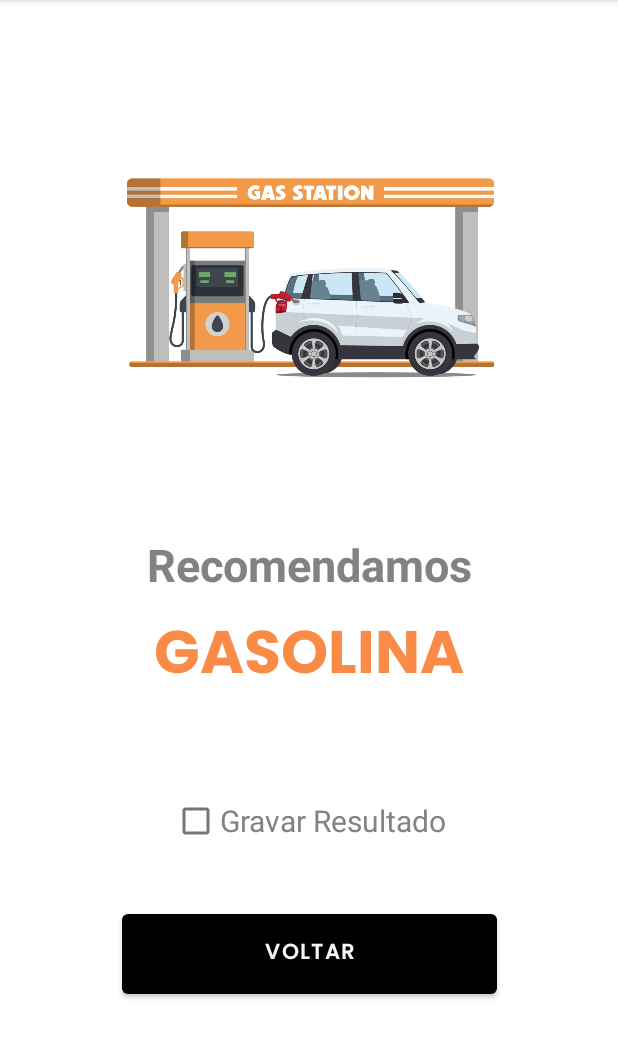
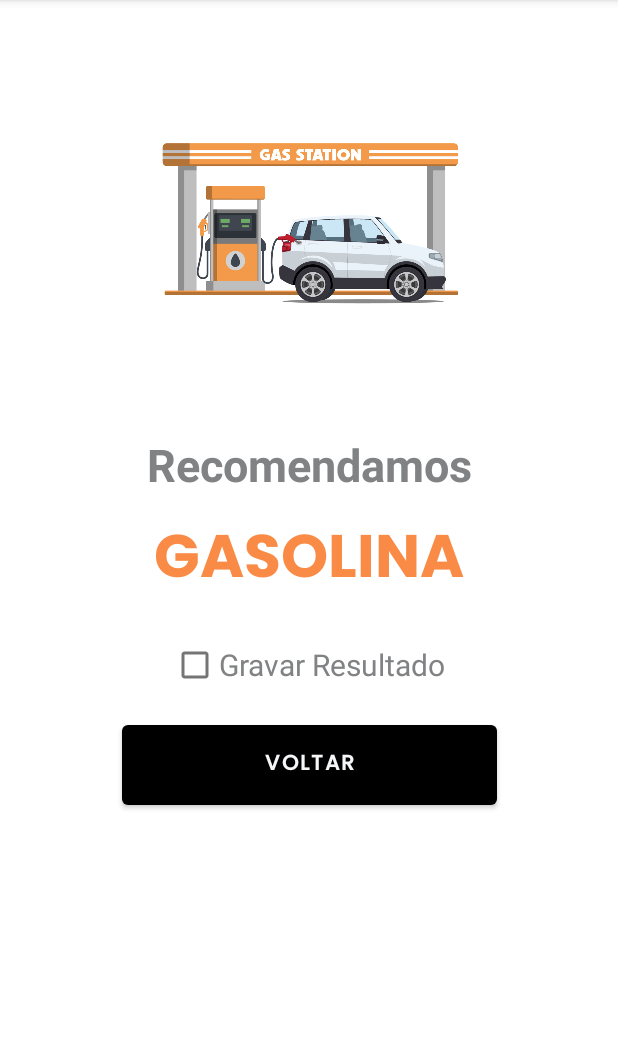
Before and after one commit to 08Gabriel/app_soa_combustivel, an Android app: the telaResultado screen opened directly, with no data from a screen before it, on a phone screen of 412 x 824 dp, the part 84-1143 px from its top. Run offline under Robolectric (Android 15) with nearby library versions, the phone set to English and light mode, and no system bars; Roboto replaces fonts that are not available here; 2 statements that could not run were skipped.

Commit message:
new files

```diff
--- a/app_comp_soa/app/src/main/java/com/gabrielprofirio_N568AC0/app_comp_soa/telaComparacao.java
+++ b/app_comp_soa/app/src/main/java/com/gabrielprofirio_N568AC0/app_comp_soa/telaComparacao.java
@@ -35,6 +35,7 @@ public class telaComparacao extends AppCompatActivity {
         comparar = findViewById(R.id.btnComparar);
         etEtanol = findViewById(R.id.etValorEtanol);
         etGasolina = findViewById(R.id.etValorGas);
+        etEtanol.requestFocus();
 
 
 
--- a/app_comp_soa/app/src/main/res/layout/activity_tela_resultado.xml
+++ b/app_comp_soa/app/src/main/res/layout/activity_tela_resultado.xml
@@ -11,7 +11,7 @@
         android:id="@+id/btnSalvar"
         android:layout_width="250dp"
         android:layout_height="65dp"
-        android:layout_marginBottom="99dp"
+        android:layout_marginTop="10dp"
         android:fontFamily="@font/poppins_medium"
         android:shadowColor="@color/white"
         android:text="@string/tlResultadoBtn"
@@ -19,9 +19,9 @@
         android:textStyle="bold"
         app:backgroundTint="@color/new_preto"
         app:elevation="30dp"
-        app:layout_constraintBottom_toBottomOf="parent"
         app:layout_constraintEnd_toEndOf="parent"
-        app:layout_constraintStart_toStartOf="parent" />
+        app:layout_constraintStart_toStartOf="parent"
+        app:layout_constraintTop_toBottomOf="@+id/cbSalvarDados" />
 
     <TextView
         android:id="@+id/textViewLblTitulo"
@@ -41,7 +41,7 @@
         android:id="@+id/textViewLblResultado"
         android:layout_width="wrap_content"
         android:layout_height="wrap_content"
-        android:layout_marginTop="48dp"
+        android:layout_marginTop="10dp"
         android:fontFamily="@font/poppins_bold"
         android:gravity="center_horizontal"
         android:text="@string/etanol"
@@ -50,28 +50,28 @@
         android:textStyle="bold"
         app:layout_constraintEnd_toEndOf="parent"
         app:layout_constraintStart_toStartOf="parent"
-        app:layout_constraintTop_toBottomOf="@+id/imagemResultado" />
+        app:layout_constraintTop_toBottomOf="@+id/textViewLblTitulo" />
 
     <ImageView
         android:id="@+id/imagemResultado"
-        android:layout_width="375dp"
-        android:layout_height="352dp"
-        android:layout_marginTop="4dp"
+        android:layout_width="302dp"
+        android:layout_height="289dp"
         app:layout_constraintEnd_toEndOf="parent"
         app:layout_constraintStart_toStartOf="parent"
-        app:layout_constraintTop_toTopOf="parent"
-        app:srcCompat="@drawable/etanol" />
+        app:srcCompat="@drawable/etanol"
+        tools:layout_editor_absoluteY="4dp" />
 
     <CheckBox
         android:id="@+id/cbSalvarDados"
         android:layout_width="wrap_content"
         android:layout_height="wrap_content"
-        android:layout_marginTop="50dp"
+        android:layout_marginTop="10dp"
         android:fontFamily="@font/montserrat_alternates_medium"
         android:text="@string/tlResultadoCheckBox"
         android:textColor="@color/new_cinza_escuro"
         android:textSize="20sp"
         app:layout_constraintEnd_toEndOf="parent"
+        app:layout_constraintHorizontal_bias="0.497"
         app:layout_constraintStart_toStartOf="parent"
         app:layout_constraintTop_toBottomOf="@+id/textViewLblResultado"
         tools:text="@string/tlResultadoCheckBox" />
```
Also changed, not shown: app_comp_soa/app/src/main/res/layout/activity_tela_comparacao.xml (+8 -0 lines), app_comp_soa/app/src/main/res/layout/activity_tela_salvar_dados.xml (+12 -0 lines).
